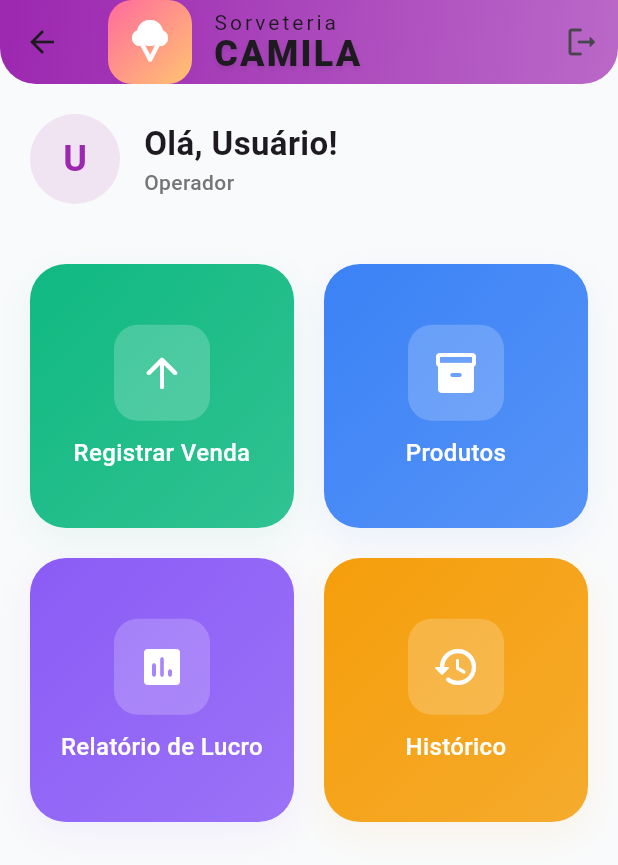
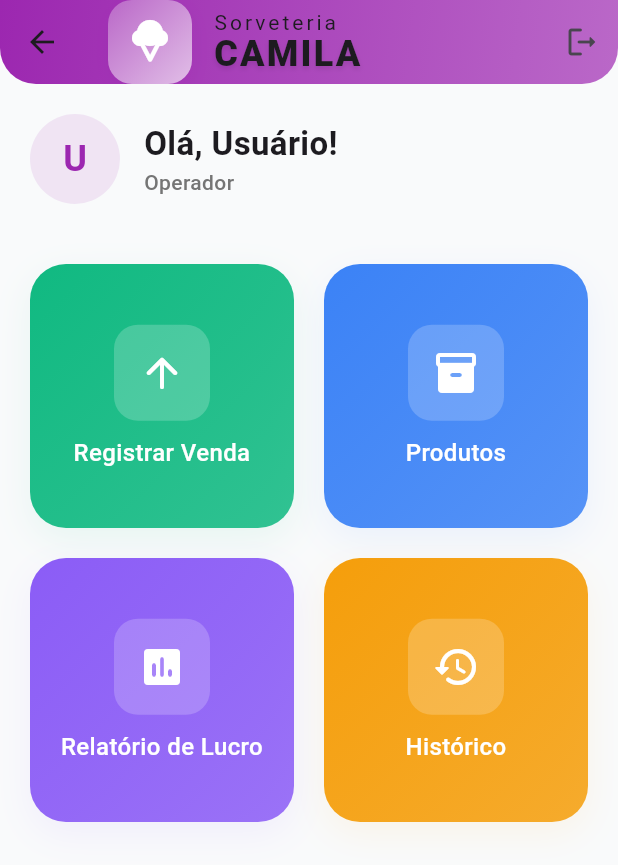
Before and after one commit to RonaldoDev07/sorveteria-web, a Flutter app: the HomeScreen screen opened directly, on a phone screen of 412 x 824 dp. Shown: the top 865 px of the screen. Run offline on Flutter 3.47's test engine with Material 3 defaults, Android fonts, the phone set to English and light mode, and no system bars; our stand-ins replace shared_preferences; missing offline and left inert: dart:html; accounts and stored records are empty.

Commit message:
Feat: ajustar gradiente da logo para combinar com lilás

```diff
--- a/lib/screens/home_screen.dart
+++ b/lib/screens/home_screen.dart
@@ -141,8 +141,8 @@ class _HomeScreenState extends State<HomeScreen> with SingleTickerProviderStateM
               decoration: BoxDecoration(
                 gradient: const LinearGradient(
                   colors: [
-                    Color(0xFFFF6B9D),
-                    Color(0xFFFFC371),
+                    Color(0xFFBA68C8), // Lilás claro
+                    Color(0xFFE1BEE7), // Lilás bem claro
                   ],
                   begin: Alignment.topLeft,
                   end: Alignment.bottomRight,
```
